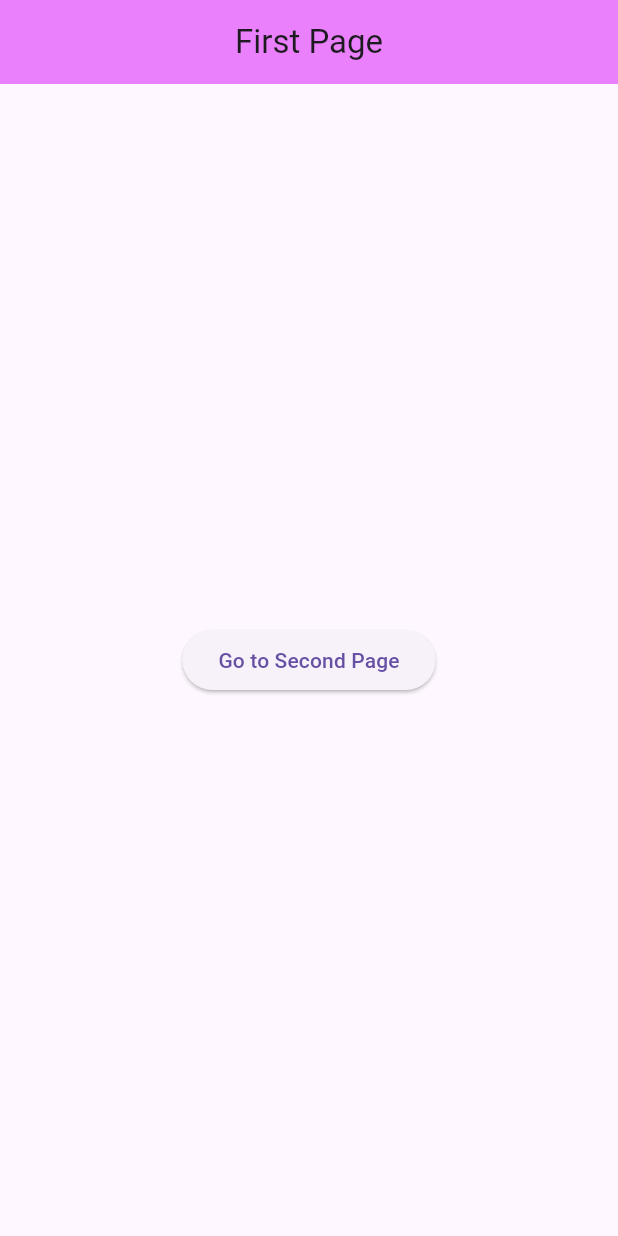
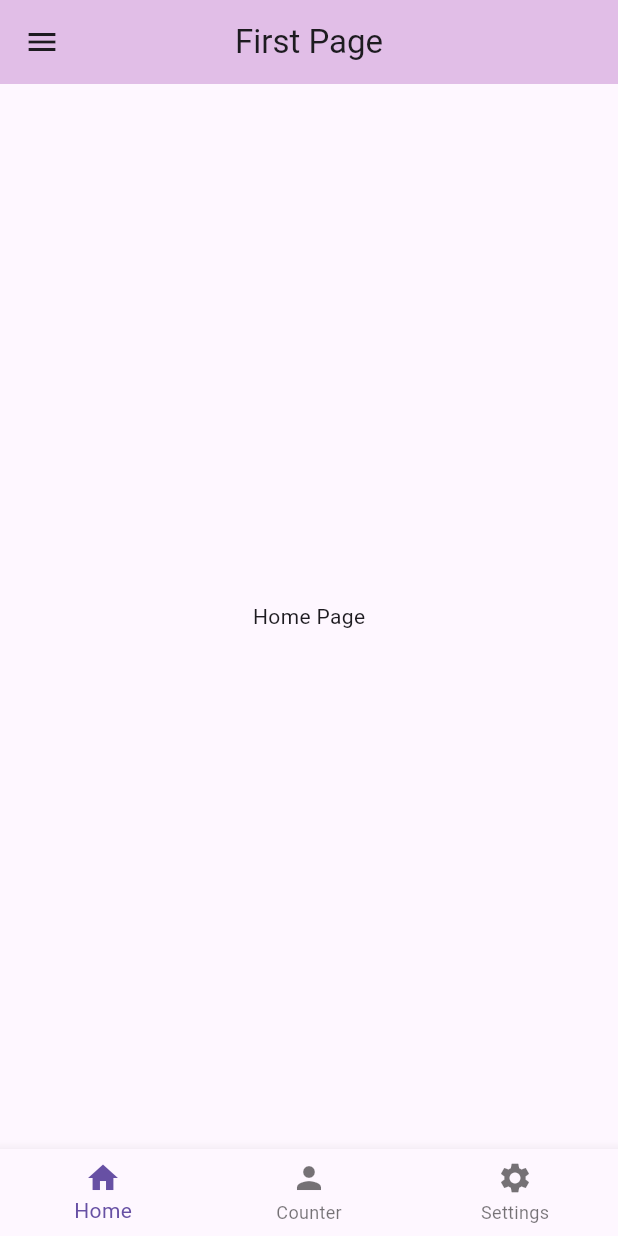
Before and after one commit to WinterBoii/flutter-todo, a Flutter app: the screen it shows after launch, on a phone screen of 412 x 824 dp. Run offline on Flutter 3.47's test engine with Material 3 defaults, Android fonts, the phone set to English and light mode, and no system bars.

```diff
--- a/simple_todo/lib/main.dart
+++ b/simple_todo/lib/main.dart
@@ -1,6 +1,7 @@
 import 'package:flutter/material.dart';
 import 'package:simple_todo/pages/first_page.dart';
-import 'package:simple_todo/pages/second_page.dart';
+import 'package:simple_todo/pages/home_page.dart';
+import 'package:simple_todo/pages/setting_page.dart';
 
 void main() {
   runApp(const MyApp());
@@ -16,8 +17,8 @@ class MyApp extends StatelessWidget {
       debugShowCheckedModeBanner: false,
       home: FirstPage(),
       routes: {
-        //'/first': (context) => const FirstPage(),
-        '/second': (context) => const SecondPage(),
+        '/home': (context) => const HomePage(),
+        '/settings': (context) => const SettingsPage(),
       },
     );
   }
--- a/simple_todo/lib/pages/first_page.dart
+++ b/simple_todo/lib/pages/first_page.dart
@@ -1,7 +1,36 @@
+// ignore_for_file: prefer_const_constructors, prefer_const_literals_to_create_immutables
+
 import 'package:flutter/material.dart';
+import 'package:simple_todo/pages/home_page.dart';
+import 'package:simple_todo/pages/counter_page.dart';
+import 'package:simple_todo/pages/setting_page.dart';
 
-class FirstPage extends StatelessWidget {
-  const FirstPage({super.key});
+/// This Dart class named FirstPage extends StatelessWidget.
+class FirstPage extends StatefulWidget {
+  FirstPage({super.key});
+
+  @override
+  State<FirstPage> createState() => _FirstPageState();
+}
+
+class _FirstPageState extends State<FirstPage> {
+  // method to update and navigate to the next page
+  void _onNavigateBottomBar(int index) {
+    setState(() {
+      _selectedIndex = index;
+    });
+    //Navigator.of(context).pushReplacementNamed(_pages[index].routeName);
+  }
+
+  // keep track of current page
+  int _selectedIndex = 0;
+
+  // the pages we have in app
+  final List _pages = [
+    const HomePage(),
+    const CounterPage(),
+    const SettingsPage(),
+  ];
 
   @override
   Widget build(BuildContext context) {
@@ -9,15 +38,57 @@ class FirstPage extends StatelessWidget {
       appBar: AppBar(
         centerTitle: true,
         title: const Text('First Page'),
-        backgroundColor: Colors.purpleAccent[100],
+        backgroundColor: Colors.purple[100],
       ),
-      body: Center(
-        child: ElevatedButton(
-          child: const Text('Go to Second Page'),
-          onPressed: () {
-            Navigator.pushNamed(context, '/second');
-          },
+      drawer: Drawer(
+        backgroundColor: Colors.deepPurple[100],
+        child: ListView(
+          children: [
+            const DrawerHeader(
+              child: Icon(
+                Icons.favorite,
+                size: 40,
+              ),
+            ),
+            ListTile(
+              title: const Text('H O M E'),
+              leading: const Icon(Icons.home),
+              onTap: () => Navigator.popAndPushNamed(context, '/home'),
+            ),
+            ListTile(
+              title: const Text('S E T T I N G S'),
+              leading: const Icon(Icons.settings),
+              onTap: () => Navigator.popAndPushNamed(context, '/settings'),
+            ),
+          ],
         ),
+      ),
+      body: _pages[_selectedIndex],
+      bottomNavigationBar: BottomNavigationBar(
+        currentIndex: _selectedIndex,
+        onTap: _onNavigateBottomBar,
+        items: [
+          // home
+          BottomNavigationBarItem(
+            icon: const Icon(Icons.home),
+            label: 'Home',
+            tooltip: 'Home',
+          ),
+
+          // profile
+          BottomNavigationBarItem(
+            icon: const Icon(Icons.person),
+            label: 'Counter',
+            tooltip: 'Counter',
+          ),
+
+          // settings
+          BottomNavigationBarItem(
+            icon: const Icon(Icons.settings),
+            label: 'Settings',
+            tooltip: 'Settings',
+          ),
+        ],
       ),
     );
   }
--- /dev/null
+++ b/simple_todo/lib/pages/home_page.dart
@@ -0,0 +1,14 @@
+import 'package:flutter/material.dart';
+
+class HomePage extends StatelessWidget {
+  const HomePage({super.key});
+
+  @override
+  Widget build(BuildContext context) {
+    return Scaffold(
+      body: Center(
+        child: Text('Home Page'),
+      ),
+    );
+  }
+}
```
Also changed, not shown: simple_todo/lib/pages/counter_page.dart (added, +43 -0 lines), simple_todo/lib/pages/second_page.dart (deleted, +0 -16 lines), simple_todo/lib/pages/setting_page.dart (added, +14 -0 lines).
